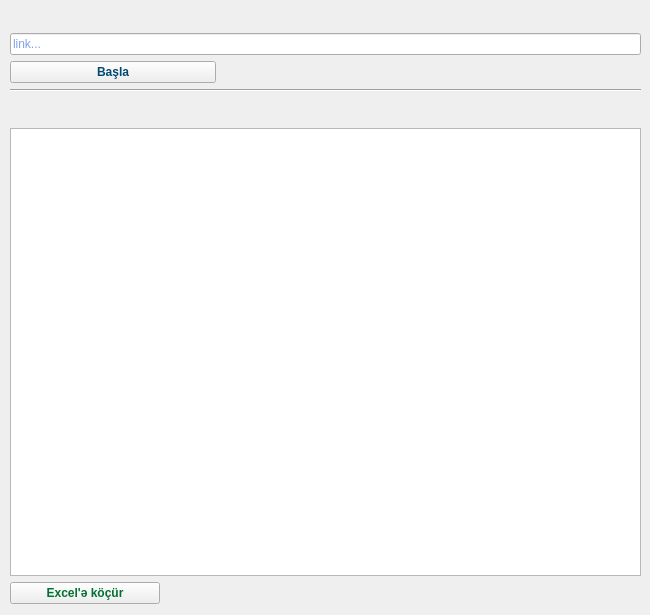
alasgarovs/scraper, file ui_files/products_design.ui: the form before one commit.
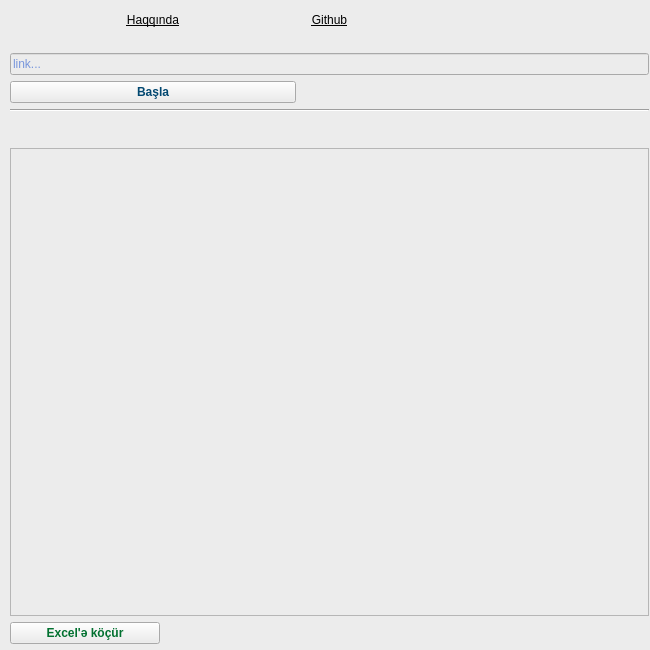
The form after the commit. Icons and pictures are not drawn.

Commit message: add about and github

```diff
--- a/ui_files/products_design.ui
+++ b/ui_files/products_design.ui
@@ -7,7 +7,7 @@
     <x>0</x>
     <y>0</y>
     <width>650</width>
-    <height>615</height>
+    <height>650</height>
    </rect>
   </property>
   <property name="minimumSize">
@@ -19,7 +19,7 @@
   <property name="maximumSize">
    <size>
     <width>650</width>
-    <height>615</height>
+    <height>650</height>
    </size>
   </property>
   <property name="windowTitle">
@@ -30,7 +30,7 @@
     <normaloff>../icons/favicon.ico</normaloff>../icons/favicon.ico</iconset>
   </property>
   <property name="styleSheet">
-   <string notr="true"/>
+   <string notr="true">background-color:#ECECEC;</string>
   </property>
   <widget class="QWidget" name="centralwidget">
    <widget class="QWidget" name="gridLayoutWidget">
@@ -38,12 +38,12 @@
      <rect>
       <x>10</x>
       <y>13</y>
-      <width>631</width>
-      <height>591</height>
+      <width>639</width>
+      <height>631</height>
      </rect>
     </property>
     <layout class="QGridLayout" name="gridLayout">
-     <item row="2" column="0" colspan="3">
+     <item row="3" column="0" colspan="3">
       <widget class="QLineEdit" name="input_link">
        <property name="styleSheet">
         <string notr="true">color:#033FCB;</string>
@@ -59,7 +59,20 @@
        </property>
       </widget>
      </item>
-     <item row="3" column="0">
+     <item row="4" column="1" colspan="2">
+      <spacer name="horizontalSpacer">
+       <property name="orientation">
+        <enum>Qt::Horizontal</enum>
+       </property>
+       <property name="sizeHint" stdset="0">
+        <size>
+         <width>40</width>
+         <height>20</height>
+        </size>
+       </property>
+      </spacer>
+     </item>
+     <item row="4" column="0">
       <widget class="QPushButton" name="button_get_data">
        <property name="baseSize">
         <size>
@@ -82,27 +95,91 @@
        </property>
       </widget>
      </item>
-     <item row="3" column="1" colspan="2">
-      <spacer name="horizontalSpacer">
-       <property name="orientation">
-        <enum>Qt::Horizontal</enum>
+     <item row="1" column="1">
+      <widget class="QLabel" name="label_image">
+       <property name="sizePolicy">
+        <sizepolicy hsizetype="Fixed" vsizetype="Fixed">
+         <horstretch>0</horstretch>
+         <verstretch>0</verstretch>
+        </sizepolicy>
        </property>
-       <property name="sizeHint" stdset="0">
+       <property name="maximumSize">
         <size>
-         <width>40</width>
-         <height>20</height>
+         <width>466</width>
+         <height>180</height>
         </size>
        </property>
-      </spacer>
-     </item>
-     <item row="4" column="0" colspan="3">
-      <widget class="Line" name="line">
-       <property name="orientation">
-        <enum>Qt::Horizontal</enum>
+       <property name="sizeIncrement">
+        <size>
+         <width>0</width>
+         <height>0</height>
+        </size>
+       </property>
+       <property name="baseSize">
+        <size>
+         <width>0</width>
+         <height>0</height>
+        </size>
+       </property>
+       <property name="frameShadow">
+        <enum>QFrame::Sunken</enum>
+       </property>
+       <property name="text">
+        <string/>
+       </property>
+       <property name="pixmap">
+        <pixmap>../icons/scraper.png</pixmap>
+       </property>
+       <property name="alignment">
+        <set>Qt::AlignCenter</set>
        </property>
       </widget>
      </item>
      <item row="5" column="0" colspan="3">
+      <widget class="Line" name="line">
+       <property name="orientation">
+        <enum>Qt::Horizontal</enum>
+       </property>
+      </widget>
+     </item>
+     <item row="0" column="0">
+      <widget class="QPushButton" name="button_about">
+       <property name="font">
+        <font>
+         <underline>true</underline>
+        </font>
+       </property>
+       <property name="styleSheet">
+        <string notr="true">QPushButton {
+    color: black;
+    background-color: transparent;
+    border: none;
+}
+
+QPushButton:hover {
+    color: #2FA2D7;
+    background-color: transparent;
+}
+
+QPushButton:pressed {
+    color: blue;
+}</string>
+       </property>
+       <property name="text">
+        <string>Haqqında</string>
+       </property>
+       <property name="autoDefault">
+        <bool>false</bool>
+       </property>
+       <property name="default">
+        <bool>false</bool>
+       </property>
+       <property name="flat">
+        <bool>false</bool>
+       </property>
+      </widget>
+     </item>
+     <item row="6" column="0" colspan="3">
       <layout class="QGridLayout" name="gridLayout_2">
        <item row="1" column="0">
         <widget class="QPushButton" name="button_export_to_excel">
@@ -212,43 +289,46 @@
        </item>
       </layout>
      </item>
-     <item row="1" column="1">
-      <widget class="QLabel" name="label_image">
-       <property name="sizePolicy">
-        <sizepolicy hsizetype="Fixed" vsizetype="Fixed">
-         <horstretch>0</horstretch>
-         <verstretch>0</verstretch>
-        </sizepolicy>
-       </property>
+     <item row="0" column="1">
+      <widget class="QPushButton" name="button_github">
        <property name="maximumSize">
         <size>
-         <width>466</width>
-         <height>180</height>
+         <width>55</width>
+         <height>16777215</height>
         </size>
        </property>
-       <property name="sizeIncrement">
-        <size>
-         <width>0</width>
-         <height>0</height>
-        </size>
+       <property name="font">
+        <font>
+         <underline>true</underline>
+        </font>
        </property>
-       <property name="baseSize">
-        <size>
-         <width>0</width>
-         <height>0</height>
-        </size>
-       </property>
-       <property name="frameShadow">
-        <enum>QFrame::Sunken</enum>
+       <property name="styleSheet">
+        <string notr="true">QPushButton {
+    color: black;
+    background-color: transparent;
+    border: none;
+}
+
+QPushButton:hover {
+    color: #2FA2D7;
+    background-color: transparent;
+}
+
+QPushButton:pressed {
+    color: blue;
+}</string>
        </property>
        <property name="text">
-        <string/>
+        <string>Github</string>
        </property>
-       <property name="pixmap">
-        <pixmap>../icons/scraper.png</pixmap>
+       <property name="autoDefault">
+        <bool>false</bool>
        </property>
-       <property name="alignment">
-        <set>Qt::AlignCenter</set>
+       <property name="default">
+        <bool>false</bool>
+       </property>
+       <property name="flat">
+        <bool>false</bool>
        </property>
       </widget>
      </item>
```
